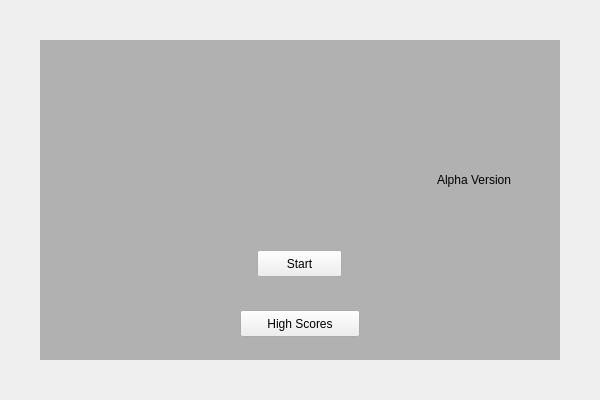
Qt form titlescreen.ui (bstee615/project) before a commit.
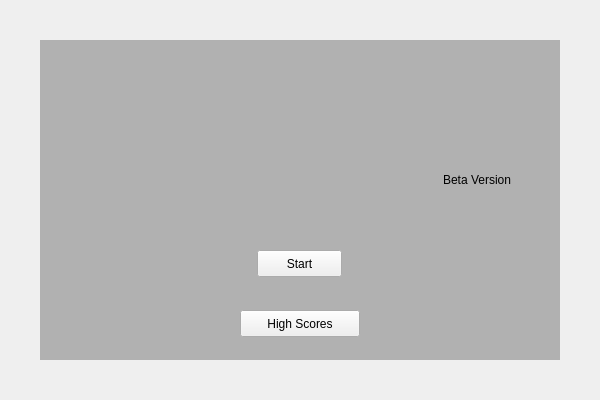
The same form after that commit. Icons and pictures are not drawn.

Patch:
```diff
--- a/titlescreen.ui
+++ b/titlescreen.ui
@@ -74,7 +74,7 @@
     <string notr="true">font: 7pt &quot;Droid Sans&quot;;</string>
    </property>
    <property name="text">
-    <string>Alpha Version</string>
+    <string>Beta Version</string>
    </property>
    <property name="alignment">
     <set>Qt::AlignRight|Qt::AlignTrailing|Qt::AlignVCenter</set>
```
